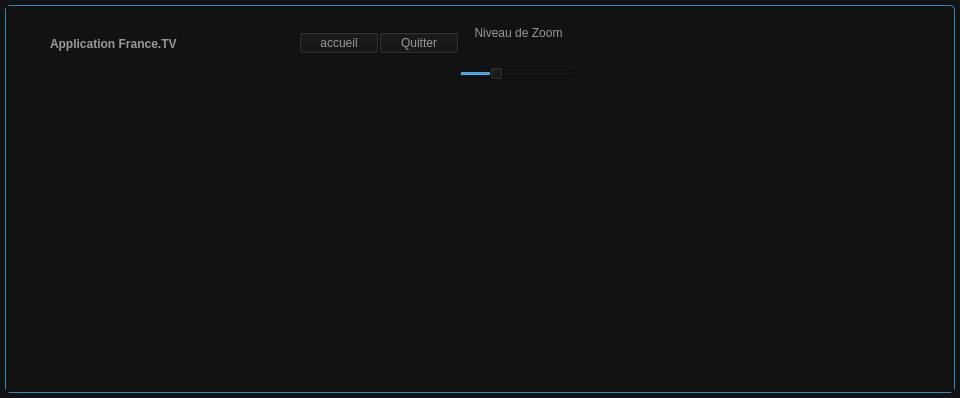
Paullux/FranceTV, file framelesswindow/framelesswindow.ui: the form before one commit.
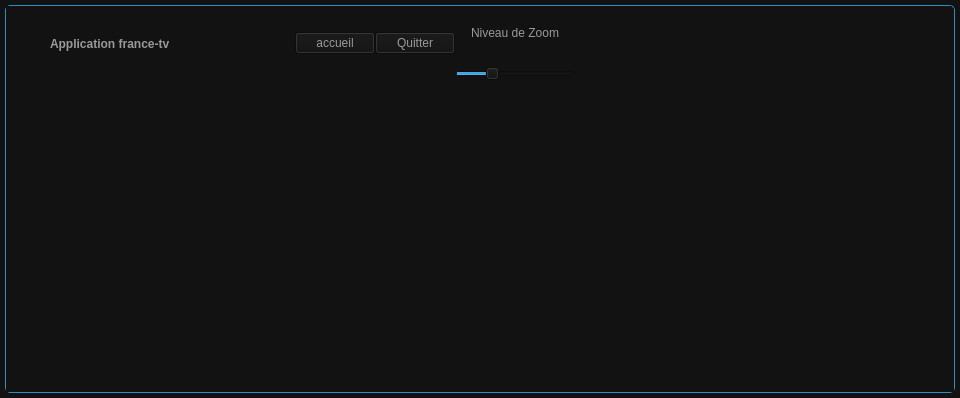
The form after the commit. Icons and pictures are not drawn. Custom widgets are drawn as their Qt base class.

Commit message: Ajout des icônes colorées dans l'application.

What changed in the file:
```diff
--- a/framelesswindow/framelesswindow.ui
+++ b/framelesswindow/framelesswindow.ui
@@ -149,7 +149,7 @@
   color:rgb(153,153,153); background-color:#121212;</string>
            </property>
            <property name="text">
-            <string>Application France.TV</string>
+            <string>Application france-tv</string>
            </property>
            <property name="alignment">
             <set>Qt::AlignLeading|Qt::AlignLeft|Qt::AlignVCenter</set>
```
The commit also changes 5 other files.
